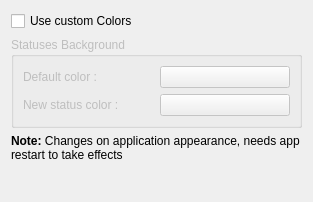
Before: the Qt Designer form src/appears_base.ui in KDE/choqok, drawn with Qt 5.
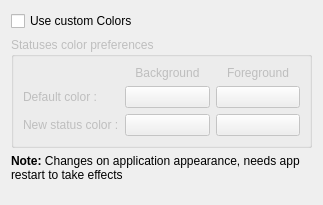
After: the same form once the commit is applied. Custom widgets are drawn as their Qt base class.

Commit message: GUI , New Option to give user ability to change the texts color is added.

Patch:
```diff
--- a/src/appears_base.ui
+++ b/src/appears_base.ui
@@ -5,8 +5,8 @@
    <rect>
     <x>0</x>
     <y>0</y>
-    <width>302</width>
-    <height>202</height>
+    <width>323</width>
+    <height>205</height>
    </rect>
   </property>
   <property name="windowTitle" >
@@ -26,28 +26,78 @@
       <bool>false</bool>
      </property>
      <property name="title" >
-      <string>Statuses Background</string>
+      <string>Statuses color preferences</string>
      </property>
      <layout class="QGridLayout" name="gridLayout_2" >
-      <item row="0" column="0" >
+      <item row="1" column="0" >
        <widget class="QLabel" name="label" >
         <property name="text" >
          <string>Default color :</string>
         </property>
        </widget>
       </item>
-      <item row="0" column="1" >
+      <item row="1" column="1" >
        <widget class="KColorButton" name="kcfg_defaultBackColor" />
       </item>
-      <item row="1" column="0" >
+      <item row="2" column="0" >
        <widget class="QLabel" name="label_2" >
         <property name="text" >
          <string>New status color :</string>
         </property>
        </widget>
       </item>
-      <item row="1" column="1" >
-       <widget class="KColorButton" name="kcfg_newStatusBackColor" />
+      <item row="2" column="1" >
+       <widget class="KColorButton" name="kcfg_newStatusBackColor" >
+        <property name="color" >
+         <color>
+          <red>195</red>
+          <green>230</green>
+          <blue>205</blue>
+         </color>
+        </property>
+       </widget>
+      </item>
+      <item row="0" column="1" >
+       <widget class="QLabel" name="label_5" >
+        <property name="text" >
+         <string>Background</string>
+        </property>
+        <property name="alignment" >
+         <set>Qt::AlignCenter</set>
+        </property>
+       </widget>
+      </item>
+      <item row="1" column="2" >
+       <widget class="KColorButton" name="kcfg_defaultForeColor" >
+        <property name="color" >
+         <color>
+          <red>0</red>
+          <green>0</green>
+          <blue>0</blue>
+         </color>
+        </property>
+       </widget>
+      </item>
+      <item row="2" column="2" >
+       <widget class="KColorButton" name="kcfg_newStatusForeColor" >
+        <property name="color" >
+         <color>
+          <red>0</red>
+          <green>0</green>
+          <blue>0</blue>
+         </color>
+        </property>
+       </widget>
+      </item>
+      <item row="0" column="2" >
+       <widget class="QLabel" name="label_6" >
+        <property name="text" >
+         <string>Foreground</string>
+        </property>
+        <property name="alignment" >
+         <set>Qt::AlignCenter</set>
+        </property>
+       </widget>
       </item>
      </layout>
     </widget>
```
The commit also changes 2 other files.
